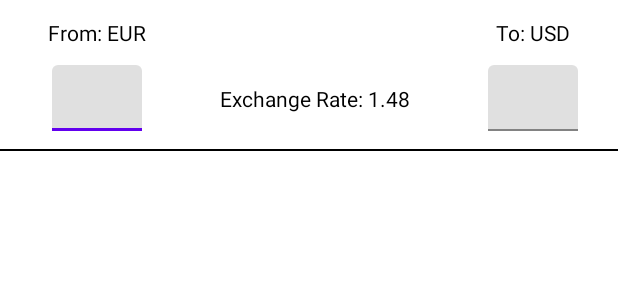
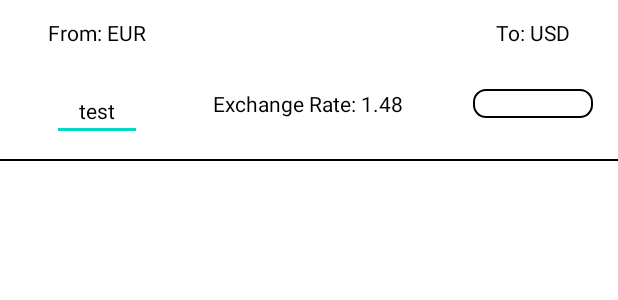
Before and after one commit to dariusdomuta/currencyexgchangeapp, an Android app: the layout item_currency_exchange.xml on its own in the app's theme, with its tools: preview values and no code run, on a phone screen of 412 x 824 dp. Shown: the top 300 px of the screen. Run offline under Robolectric (Android 15) with nearby library versions, the phone set to English and light mode, and no system bars; network calls fail.

Commit message:
Implement a scalable currency exchange mechanism.
-> Represent exchanges in a graph and apply Dijkstra's algorithm to find the combined exchange rates.

```diff
--- a/app/src/main/java/com/example/currencyexghangeapp/view/activiy/MainActivity.kt
+++ b/app/src/main/java/com/example/currencyexghangeapp/view/activiy/MainActivity.kt
@@ -12,7 +12,7 @@ class MainActivity : AppCompatActivity() {
         super.onCreate(savedInstanceState)
         setContentView(R.layout.activity_main)
 
-        //This prevents dark mode to be enabled since it was not handled yet
+        //This prevents dark mode to be enabled since it is not handled yet
         AppCompatDelegate.setDefaultNightMode(AppCompatDelegate.MODE_NIGHT_NO)
     }
 }
--- a/app/src/main/java/com/example/currencyexghangeapp/viewmodel/Event/Event.kt
+++ b/app/src/main/java/com/example/currencyexghangeapp/viewmodel/Event/Event.kt
@@ -1,4 +1,4 @@
-package com.example.currencyexghangeapp.viewmodel.Event
+package com.example.currencyexghangeapp.viewmodel.event
 
 /**
  * Used as a wrapper for data that is exposed via a LiveData that represents an event.
--- a/app/src/main/java/com/example/currencyexghangeapp/viewmodel/RxViewModel.kt
+++ b/app/src/main/java/com/example/currencyexghangeapp/viewmodel/RxViewModel.kt
@@ -3,7 +3,7 @@ package com.example.currencyexghangeapp.viewmodel
 import androidx.lifecycle.LiveData
 import androidx.lifecycle.MutableLiveData
 import androidx.lifecycle.ViewModel
-import com.example.currencyexghangeapp.viewmodel.Event.Event
+import com.example.currencyexghangeapp.viewmodel.event.Event
 import io.reactivex.disposables.CompositeDisposable
 import io.reactivex.disposables.Disposable
 
--- /dev/null
+++ b/app/src/main/res/drawable/background_border_black.xml
@@ -0,0 +1,8 @@
+<?xml version="1.0" encoding="utf-8"?>
+<shape xmlns:android="http://schemas.android.com/apk/res/android"
+    android:shape="rectangle">
+    <stroke
+        android:width="1dp"
+        android:color="@color/black" />
+    <corners android:radius="8dp" />
+</shape>
--- a/app/src/main/res/layout/fragment_currency_exchange.xml
+++ b/app/src/main/res/layout/fragment_currency_exchange.xml
@@ -24,7 +24,8 @@
             android:id="@+id/currencyExchangeRecyclerView"
             android:layout_width="match_parent"
             android:layout_height="match_parent"
-            android:padding="@dimen/BU4"
+            android:paddingStart="@dimen/BU4"
+            android:paddingEnd="@dimen/BU4"
             android:gravity="center"
             tools:layout="@layout/item_currency_exchange"
             app:layout_constraintBottom_toBottomOf="parent"
--- a/app/src/main/res/layout/item_currency_exchange.xml
+++ b/app/src/main/res/layout/item_currency_exchange.xml
@@ -18,8 +18,9 @@
 
     <com.google.android.material.textfield.TextInputLayout
         android:id="@+id/baseCurrencyTextInput"
+        style="@style/EditTextStyle"
         android:layout_width="@dimen/BU15"
-        android:layout_height="@dimen/BU11"
+        android:layout_height="wrap_content"
         android:layout_marginTop="@dimen/BU3"
         app:layout_constraintEnd_toEndOf="@+id/baseCurrencyTextView"
         app:layout_constraintStart_toStartOf="@+id/baseCurrencyTextView"
@@ -29,18 +30,20 @@
             android:id="@+id/baseCurrencyEditText"
             android:layout_width="match_parent"
             android:layout_height="wrap_content"
-            android:drawablePadding="@dimen/BU4"
             android:hint=""
+            android:gravity="center"
+            android:textColor="@color/black"
             android:imeOptions="actionDone"
-            android:inputType="text"
+            android:inputType="numberDecimal"
             android:maxLines="1"
-            android:textSize="@dimen/text_size_xxlarge"
+            android:textSize="@dimen/text_size_tiny"
+            tools:text="test"
             app:iconifiedByDefault="false" />
 
     </com.google.android.material.textfield.TextInputLayout>
 
     <TextView
-        android:id="@+id/destinationCurrencyTextView"
+        android:id="@+id/destinationCurrencyLabelTextView"
         android:layout_width="wrap_content"
         android:layout_height="wrap_content"
         android:layout_marginEnd="@dimen/BU8"
@@ -51,28 +54,21 @@
         app:layout_constraintTop_toTopOf="parent"
         tools:text="To: USD" />
 
-    <com.google.android.material.textfield.TextInputLayout
-        android:id="@+id/destinationCurrencyTextInput"
-        android:layout_width="@dimen/BU15"
-        android:layout_height="@dimen/BU11"
-        android:layout_marginTop="@dimen/BU3"
-        app:layout_constraintEnd_toEndOf="@+id/destinationCurrencyTextView"
-        app:layout_constraintStart_toStartOf="@+id/destinationCurrencyTextView"
-        app:layout_constraintTop_toBottomOf="@+id/destinationCurrencyTextView">
-
-        <com.google.android.material.textfield.TextInputEditText
-            android:id="@+id/destinationCurrencyEditText"
-            android:layout_width="match_parent"
-            android:layout_height="wrap_content"
-            android:drawablePadding="@dimen/BU4"
-            android:hint=""
-            android:imeOptions="actionDone"
-            android:inputType="text"
-            android:maxLines="1"
-            android:textSize="@dimen/text_size_xxlarge"
-            app:iconifiedByDefault="false" />
-
-    </com.google.android.material.textfield.TextInputLayout>
+    <TextView
+        android:id="@+id/destinationCurrencyValueTextView"
+        style="@style/EditTextStyle"
+        android:layout_width="@dimen/currencyExchange_valueTextView_width"
+        android:layout_height="wrap_content"
+        android:background="@drawable/background_border_black"
+        android:maxLines="1"
+        android:gravity="center"
+        android:ellipsize="end"
+        android:clickable="false"
+        android:focusable="false"
+        app:layout_constraintBottom_toBottomOf="@+id/exchangeRateTextView"
+        app:layout_constraintEnd_toEndOf="@+id/destinationCurrencyLabelTextView"
+        app:layout_constraintStart_toStartOf="@+id/destinationCurrencyLabelTextView"
+        app:layout_constraintTop_toTopOf="@+id/exchangeRateTextView" />
 
     <TextView
         android:id="@+id/exchangeRateTextView"
@@ -80,7 +76,7 @@
         android:layout_height="wrap_content"
         android:textColor="@color/black"
         app:layout_constraintBottom_toBottomOf="@+id/baseCurrencyTextInput"
-        app:layout_constraintEnd_toStartOf="@+id/destinationCurrencyTextInput"
+        app:layout_constraintEnd_toStartOf="@+id/destinationCurrencyValueTextView"
         app:layout_constraintStart_toEndOf="@+id/baseCurrencyTextInput"
         app:layout_constraintTop_toTopOf="@+id/baseCurrencyTextInput"
         tools:text="Exchange Rate: 1.48" />
--- a/app/src/main/res/values/strings.xml
+++ b/app/src/main/res/values/strings.xml
@@ -5,4 +5,5 @@
     <string name="request_timeout_message_error">The request took too long, please try again.</string>
     <string name="no_internet_error">There is no Internet connection. Please check your settings.</string>
     <string name="exchange_rate_text">Exchange Rate: %.2f</string>
+    <string name="default_conversion_value">0.00</string>
 </resources>
--- /dev/null
+++ b/app/src/main/res/values/styles.xml
@@ -0,0 +1,6 @@
+<?xml version="1.0" encoding="utf-8"?>
+<resources>
+    <style name="EditTextStyle" parent="Widget.Design.TextInputLayout">
+        <item name="boxStrokeColor">@color/black</item>
+    </style>
+</resources>
```
Also changed, not shown: app/src/main/java/com/example/currencyexghangeapp/util/DefaultValues.kt (deleted, +0 -8 lines), app/src/main/java/com/example/currencyexghangeapp/util/EditTextExt.kt (+0 -26 lines), app/src/main/java/com/example/currencyexghangeapp/util/ExchangeCalculator.kt (added, +126 -0 lines), app/src/main/java/com/example/currencyexghangeapp/view/adapter/CurrencyExchangesAdapter.kt (+9 -1 lines), app/src/main/java/com/example/currencyexghangeapp/view/fragment/CurrencyExchangeFragment.kt (+6 -4 lines), app/src/main/java/com/example/currencyexghangeapp/viewmodel/CurrencyExchangeViewModel.kt (+9 -3 lines), app/src/main/res/values/dimens.xml (+2 -15 lines), app/src/main/java/com/example/currencyexghangeapp/dependencies/NetworkModule.kt (line endings or trailing spaces).
